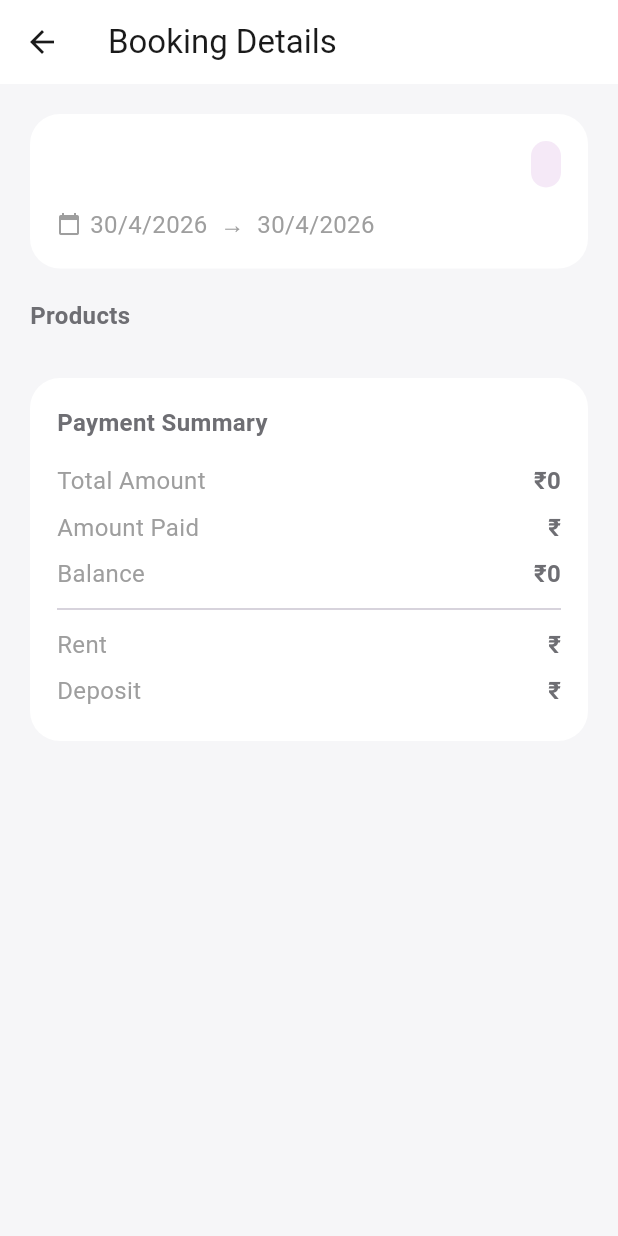
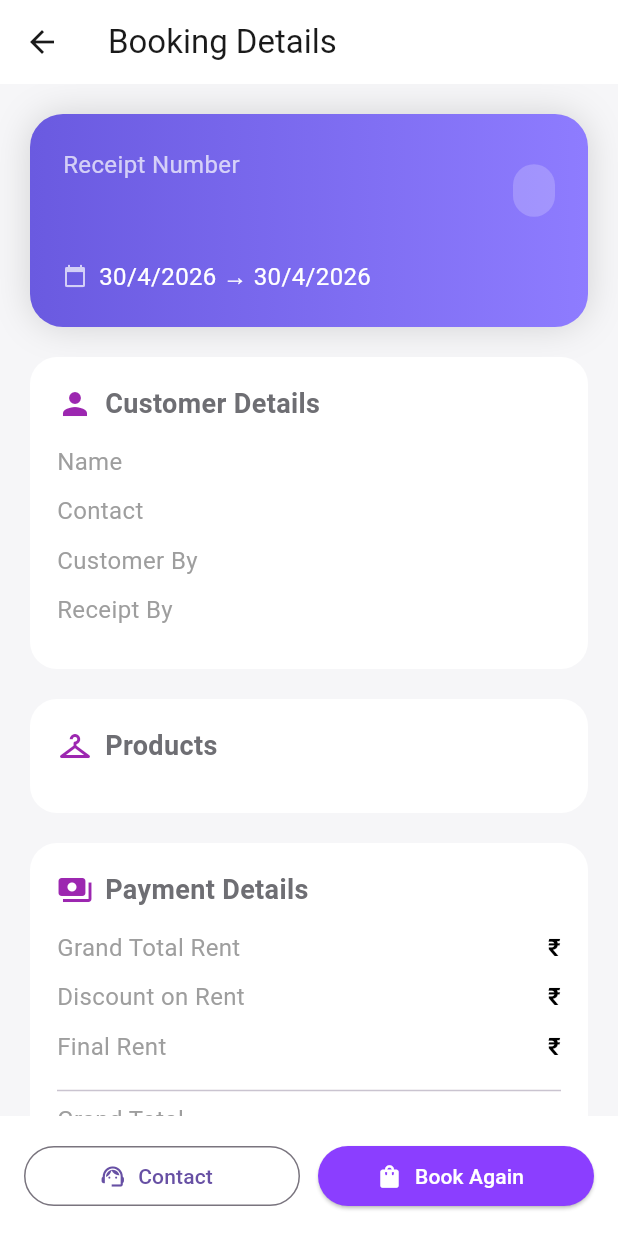
Before and after one commit to Vaibhavugile/BOREZYCUSYTOMERAPP, a Flutter app: the BookingDetailsScreen screen opened directly with empty values, on a phone screen of 412 x 824 dp. Run offline on Flutter 3.47's test engine with Material 3 defaults, Android fonts, the light colour scheme and no system bars; our stand-ins replace cached_network_image, carousel_slider, cloud_firestore, firebase_auth, firebase_core, flutter_animate and 3 more; accounts and stored records are empty.

Commit message:
updaated bookinddetailsscreen also

```diff
--- a/lib/screens/BookingDetailsScreen.dart
+++ b/lib/screens/BookingDetailsScreen.dart
@@ -1,32 +1,29 @@
 import 'package:flutter/material.dart';
 import 'package:cloud_firestore/cloud_firestore.dart';
+import 'package:url_launcher/url_launcher.dart';
 
 class BookingDetailsScreen extends StatelessWidget {
-
-  final Map<String,dynamic> booking;
+final Map<String, dynamic> booking;
 
 const BookingDetailsScreen({
 super.key,
 required this.booking,
 });
 
-  String formatDate(DateTime date){
+String formatDate(DateTime date) {
 return "${date.day}/${date.month}/${date.year}";
 }
 
 @override
-  Widget build(BuildContext context){
+Widget build(BuildContext context) {
+final products = booking["products"] ?? [];
+final payment = booking;
 
-    final products = booking["products"] ?? [];
 
-    final pickup =
-        (booking["pickupDate"] as Timestamp).toDate();
-
-    final returnDate =
-        (booking["returnDate"] as Timestamp).toDate();
+final pickup = (booking["pickupDate"] as Timestamp).toDate();
+final returnDate = (booking["returnDate"] as Timestamp).toDate();
 
 return Scaffold(
-
   backgroundColor: const Color(0xFFF6F6F8),
 
   appBar: AppBar(
@@ -35,19 +32,87 @@ class BookingDetailsScreen extends StatelessWidget {
     elevation: 0,
   ),
 
+  bottomNavigationBar: _bottomActions(),
+
   body: ListView(
-
     padding: const EdgeInsets.all(20),
-
     children: [
 
+      _receiptHeader(pickup, returnDate),
+
+      const SizedBox(height:20),
+
+      _customerCard(),
+
+      const SizedBox(height:20),
+
+      _productSection(products),
+
+      const SizedBox(height:20),
+
+      _paymentDetails(payment),
+
+      const SizedBox(height:20),
+
+      _paymentHistory(),
+
+      const SizedBox(height:20),
+
+      _accountSummary(payment),
+
+      const SizedBox(height:20),
+
+      if((booking["specialNote"] ?? "").toString().isNotEmpty)
+        _noteSection(),
+
+      const SizedBox(height:20),
+
+      _helpSection(),
+
+      const SizedBox(height:40)
+
+    ],
+  ),
+);
+
+
+}
+
 /// RECEIPT HEADER
-          Container(
-            padding: const EdgeInsets.all(18),
+Widget _receiptHeader(DateTime pickup, DateTime returnDate) {
+
+
+Color stageColor;
+
+switch(booking["bookingStage"]){
+  case "successful":
+    stageColor = Colors.green;
+    break;
+  case "pickupPending":
+    stageColor = Colors.orange;
+    break;
+  case "returnPending":
+    stageColor = Colors.blue;
+    break;
+  default:
+    stageColor = Colors.purple;
+}
+
+return Container(
+  padding: const EdgeInsets.all(22),
   decoration: BoxDecoration(
-              color: Colors.white,
-              borderRadius: BorderRadius.circular(20),
+    gradient: const LinearGradient(
+      colors: [Color(0xFF6A5AE0), Color(0xFF8E7CFF)],
     ),
+    borderRadius: BorderRadius.circular(22),
+    boxShadow: [
+      BoxShadow(
+        color: Colors.black.withOpacity(.15),
+        blurRadius: 20,
+      )
+    ],
+  ),
+
   child: Column(
     crossAxisAlignment: CrossAxisAlignment.start,
     children: [
@@ -56,66 +121,252 @@ class BookingDetailsScreen extends StatelessWidget {
         mainAxisAlignment: MainAxisAlignment.spaceBetween,
         children: [
 
+          Column(
+            crossAxisAlignment: CrossAxisAlignment.start,
+            children: [
+
+              const Text(
+                "Receipt Number",
+                style: TextStyle(color: Colors.white70),
+              ),
+
+              const SizedBox(height:4),
+
               Text(
                 booking["receiptNumber"],
                 style: const TextStyle(
-                        fontSize:18,
+                  color: Colors.white,
+                  fontSize: 22,
                   fontWeight: FontWeight.bold,
                 ),
               ),
 
+            ],
+          ),
+
           Container(
             padding: const EdgeInsets.symmetric(
-                          horizontal:10,vertical:4),
+                horizontal: 14, vertical: 6),
             decoration: BoxDecoration(
-                        color: Colors.purple.withOpacity(.1),
+              color: Colors.white.withOpacity(.2),
               borderRadius: BorderRadius.circular(20),
             ),
             child: Text(
-                        booking["bookingStage"],
+              booking["bookingStage"].toString().toUpperCase(),
               style: const TextStyle(
-                          color: Colors.purple,
-                          fontWeight: FontWeight.w600,
+                color: Colors.white,
+                fontWeight: FontWeight.bold,
               ),
             ),
           )
+
         ],
       ),
 
-                const SizedBox(height:12),
+      const SizedBox(height:16),
 
       Row(
         children: [
 
-                    const Icon(Icons.calendar_today,size:16,color: Colors.grey),
+          const Icon(Icons.calendar_today,
+              color: Colors.white70, size:16),
 
-                    const SizedBox(width:6),
+          const SizedBox(width:8),
 
           Text(
-                      "${formatDate(pickup)}  →  ${formatDate(returnDate)}",
-                      style: const TextStyle(color: Colors.grey),
+            "${formatDate(pickup)} → ${formatDate(returnDate)}",
+            style: const TextStyle(color: Colors.white),
           )
+
         ],
       )
 
     ],
   ),
+);
+
+
+}
+
+/// CUSTOMER CARD
+Widget _customerCard(){
+
+
+return _cardWrapper(
+
+  Column(
+    crossAxisAlignment: CrossAxisAlignment.start,
+    children: [
+
+      const _sectionTitle("Customer Details", Icons.person),
+
+      const SizedBox(height:14),
+
+      _infoRow("Name", booking["clientName"]),
+      _infoRow("Contact", booking["contact"]),
+      _infoRow("Customer By", booking["customerBy"]),
+      _infoRow("Receipt By", booking["receiptBy"]),
+
+    ],
+  ),
+);
+
+
+}
+
+/// PRODUCTS
+Widget _productSection(List products){
+
+
+return _cardWrapper(
+
+  Column(
+    crossAxisAlignment: CrossAxisAlignment.start,
+    children: [
+
+      const _sectionTitle("Products", Icons.checkroom),
+
+      const SizedBox(height:14),
+
+      ...products.map((p){
+
+        return Container(
+
+          margin: const EdgeInsets.only(bottom:14),
+
+          decoration: BoxDecoration(
+            color: Colors.white,
+            borderRadius: BorderRadius.circular(18),
+            boxShadow: [
+              BoxShadow(
+                blurRadius: 10,
+                color: Colors.black.withOpacity(.08),
+              )
+            ],
           ),
 
-          const SizedBox(height:20),
+          child: ListTile(
 
-          /// PRODUCTS
-          const Text(
-            "Products",
-            style: TextStyle(
+            leading: ClipRRect(
+              borderRadius: BorderRadius.circular(10),
+              child: Image.network(
+                p["imageUrl"],
+                width:60,
+                height:80,
+                fit: BoxFit.cover,
+              ),
+            ),
+
+            title: Text(
+              p["productName"],
+              style: const TextStyle(fontWeight: FontWeight.bold),
+            ),
+
+            subtitle: Column(
+              crossAxisAlignment: CrossAxisAlignment.start,
+              children: [
+                Text("Code: ${p["productCode"]}"),
+                Text("Qty: ${p["quantity"]}")
+              ],
+            ),
+
+            trailing: Text(
+              "₹${p["price"]}",
+              style: const TextStyle(
                 fontWeight: FontWeight.bold,
                 fontSize:16,
               ),
             ),
 
-          const SizedBox(height:10),
+          ),
 
-          ...products.map((p){
+        );
+
+      })
+
+    ],
+  ),
+);
+
+
+}
+
+/// PAYMENT DETAILS
+Widget _paymentDetails(Map payment){
+
+
+return _cardWrapper(
+
+  Column(
+    crossAxisAlignment: CrossAxisAlignment.start,
+    children: [
+
+      const _sectionTitle("Payment Details", Icons.payments),
+
+      const SizedBox(height:14),
+
+      _infoRow("Grand Total Rent","₹${payment["grandTotalRent"]}"),
+      _infoRow("Discount on Rent","₹${payment["discountOnRent"]}"),
+      _infoRow("Final Rent","₹${payment["finalRent"]}"),
+
+      const Divider(),
+
+      _infoRow("Grand Total Deposit","₹${payment["grandTotalDeposit"]}"),
+      _infoRow("Final Deposit","₹${payment["finalDeposit"]}"),
+
+      const Divider(),
+
+      _infoRow("Amount Paid","₹${payment["amountPaid"]}",color: Colors.green),
+      _infoRow("Balance","₹${payment["balance"]}",color: Colors.red),
+
+    ],
+  ),
+);
+
+
+}
+
+/// PAYMENT HISTORY
+Widget _paymentHistory(){
+
+
+return StreamBuilder(
+
+  stream: FirebaseFirestore.instance
+      .collection("branches")
+      .doc(booking["branchCode"])
+      .collection("payments")
+      .doc(booking["receiptNumber"])
+      .collection("transactions")
+      .orderBy("createdAt",descending:true)
+      .snapshots(),
+
+  builder:(context,snapshot){
+
+    if(!snapshot.hasData){
+      return const Center(child:CircularProgressIndicator());
+    }
+
+    final docs = snapshot.data!.docs;
+
+    if(docs.isEmpty){
+      return const Text("No payments recorded");
+    }
+
+    return _cardWrapper(
+
+      Column(
+        crossAxisAlignment: CrossAxisAlignment.start,
+        children:[
+
+          const _sectionTitle("Payment History", Icons.history),
+
+          const SizedBox(height:14),
+
+          ...docs.map((doc){
+
+            final data = doc.data() as Map<String,dynamic>;
+            bool isRefund = data["type"] == "depositReturn";
 
             return Container(
 
@@ -124,21 +375,22 @@ class BookingDetailsScreen extends StatelessWidget {
               padding: const EdgeInsets.all(14),
 
               decoration: BoxDecoration(
-                color: Colors.white,
-                borderRadius: BorderRadius.circular(16),
+                color: Colors.grey.shade50,
+                borderRadius: BorderRadius.circular(14),
               ),
 
               child: Row(
 
                 children: [
 
-                  ClipRRect(
-                    borderRadius: BorderRadius.circular(10),
-                    child: Image.network(
-                      p["imageUrl"],
-                      width:60,
-                      height:80,
-                      fit: BoxFit.cover,
+                  CircleAvatar(
+                    backgroundColor:
+                    isRefund
+                        ? Colors.red.withOpacity(.2)
+                        : Colors.green.withOpacity(.2),
+                    child: Icon(
+                      isRefund ? Icons.undo : Icons.payments,
+                      color: isRefund ? Colors.red : Colors.green,
                     ),
                   ),
 
@@ -150,39 +402,169 @@ class BookingDetailsScreen extends StatelessWidget {
                       children: [
 
                         Text(
-                          p["productName"],
+                          isRefund
+                              ? "Deposit Refunded"
+                              : "Payment ${data["paymentNumber"]}",
                           style: const TextStyle(
-                            fontWeight: FontWeight.w600,
-                          ),
+                              fontWeight: FontWeight.bold),
                         ),
 
-                        const SizedBox(height:4),
+                        Text(data["mode"] ?? "")
 
-                        Text(
-                          "Code: ${p["productCode"]}",
-                          style: const TextStyle(
-                            color: Colors.grey,
-                            fontSize:13,
-                          ),
-                        ),
-
-                        const SizedBox(height:4),
-
-                        Text(
-                          "Qty: ${p["quantity"]}",
-                          style: const TextStyle(
-                            color: Colors.grey,
-                            fontSize:13,
-                          ),
-                        ),
                       ],
                     ),
                   ),
 
                   Text(
-                    "₹${p["price"]}",
-                    style: const TextStyle(
+                    "₹${data["amount"]}",
+                    style: TextStyle(
                       fontWeight: FontWeight.bold,
+                      color: isRefund ? Colors.red : Colors.green,
+                    ),
+                  )
+
+                ],
+              ),
+
+            );
+
+          })
+
+        ],
+      ),
+    );
+  },
+);
+
+
+}
+
+/// ACCOUNT SUMMARY
+Widget _accountSummary(Map payment){
+
+
+return _cardWrapper(
+
+  Column(
+    crossAxisAlignment: CrossAxisAlignment.start,
+    children: [
+
+      const _sectionTitle("Account Summary", Icons.account_balance),
+
+      const SizedBox(height:14),
+
+      _infoRow("Total Rent","₹${payment["finalRent"]}"),
+      _infoRow("Rent Collected","₹${payment["rentCollected"]}"),
+      _infoRow("Rent Pending","₹${payment["rentPending"]}"),
+
+      const Divider(),
+
+      _infoRow("Total Deposit","₹${payment["finalDeposit"]}"),
+      _infoRow("Deposit Returned","₹${payment["depositReturned"]}"),
+      _infoRow("Deposit With You","₹${payment["depositWithYou"]}"),
+
+    ],
+  ),
+);
+
+
+}
+
+Widget _noteSection(){
+
+
+return _cardWrapper(
+
+  Column(
+    crossAxisAlignment: CrossAxisAlignment.start,
+    children: [
+
+      const _sectionTitle("Special Note", Icons.note),
+
+      const SizedBox(height:8),
+
+      Text(booking["specialNote"])
+
+    ],
+  ),
+);
+
+
+}
+
+Widget _helpSection(){
+
+
+return _cardWrapper(
+
+  Column(
+    crossAxisAlignment: CrossAxisAlignment.start,
+    children: [
+
+      const _sectionTitle("Need Help?", Icons.support_agent),
+
+      const SizedBox(height:12),
+
+      Row(
+        children: [
+
+          Expanded(
+            child: ElevatedButton.icon(
+              icon: const Icon(Icons.message),
+              label: const Text("WhatsApp"),
+              onPressed: (){
+                launchUrl(Uri.parse("https://wa.me/919999999999"));
+              },
+            ),
+          ),
+
+          const SizedBox(width:12),
+
+          Expanded(
+            child: OutlinedButton.icon(
+              icon: const Icon(Icons.phone),
+              label: const Text("Call"),
+              onPressed: (){
+                launchUrl(Uri.parse("tel:+919999999999"));
+              },
+            ),
+          ),
+
+        ],
+      )
+
+    ],
+  ),
+);
+
+
+}
+
+Widget _bottomActions(){
+
+
+return Container(
+  padding: const EdgeInsets.all(16),
+  color: Colors.white,
+
+  child: Row(
+    children: [
+
+      Expanded(
+        child: OutlinedButton.icon(
+          icon: const Icon(Icons.support_agent),
+          label: const Text("Contact"),
+          onPressed: (){},
+        ),
+      ),
+
+      const SizedBox(width:12),
+
+      Expanded(
+        child: ElevatedButton.icon(
+          icon: const Icon(Icons.shopping_bag),
+          label: const Text("Book Again"),
+          onPressed: (){},
         ),
       )
 
@@ -190,91 +572,90 @@ class BookingDetailsScreen extends StatelessWidget {
   ),
 );
 
-          }),
 
-          const SizedBox(height:20),
+}
 
-          /// PAYMENT SUMMARY
-          Container(
+Widget _cardWrapper(Widget child){
+
+
+return Container(
   padding: const EdgeInsets.all(18),
   decoration: BoxDecoration(
     color: Colors.white,
-              borderRadius: BorderRadius.circular(20),
+    borderRadius: BorderRadius.circular(18),
   ),
-            child: Column(
-              crossAxisAlignment: CrossAxisAlignment.start,
+  child: child,
+);
+
+
+}
+
+Widget _infoRow(String label,dynamic value,{Color? color}){
+
+
+return Padding(
+  padding: const EdgeInsets.only(bottom:10),
+
+  child: Row(
     children: [
 
-                const Text(
-                  "Payment Summary",
-                  style: TextStyle(
-                    fontWeight: FontWeight.bold,
-                    fontSize:16,
+      Expanded(
+        flex:4,
+        child: Text(
+          label,
+          style: const TextStyle(color: Colors.grey),
         ),
       ),
 
-                const SizedBox(height:12),
-
-                infoRow("Total Amount","₹${booking["totalAmount"]}"),
-                infoRow("Amount Paid","₹${booking["amountPaid"]}"),
-                infoRow("Balance","₹${booking["balance"]}"),
-
-                const Divider(),
-
-                infoRow("Rent","₹${booking["finalRent"]}"),
-                infoRow("Deposit","₹${booking["finalDeposit"]}"),
-
-              ],
+      Expanded(
+        flex:6,
+        child: Text(
+          value?.toString() ?? "-",
+          textAlign: TextAlign.right,
+          style: TextStyle(
+            fontWeight: FontWeight.w600,
+            color: color ?? Colors.black,
           ),
         ),
-
-          const SizedBox(height:20),
-
-          /// NOTE
-          if((booking["specialNote"] ?? "").toString().isNotEmpty)
-          Container(
-            padding: const EdgeInsets.all(18),
-            decoration: BoxDecoration(
-              color: Colors.white,
-              borderRadius: BorderRadius.circular(20),
-            ),
-            child: Column(
-              crossAxisAlignment: CrossAxisAlignment.start,
-              children: [
-
-                const Text(
-                  "Special Note",
-                  style: TextStyle(
-                    fontWeight: FontWeight.bold,
-                  ),
-                ),
-
-                const SizedBox(height:6),
-
-                Text(booking["specialNote"])
-
-              ],
-            ),
-          ),
-
-          const SizedBox(height:30),
+      )
 
     ],
   ),
 );
+
+
+}
 }
 
-  Widget infoRow(String label,String value){
+class _sectionTitle extends StatelessWidget {
 
-    return Padding(
-      padding: const EdgeInsets.symmetric(vertical:4),
-      child: Row(
-        mainAxisAlignment: MainAxisAlignment.spaceBetween,
+final String title;
+final IconData icon;
+
+const _sectionTitle(this.title,this.icon);
+
+@override
+Widget build(BuildContext context){
+
+
+return Row(
   children: [
-          Text(label,style: const TextStyle(color: Colors.grey)),
-          Text(value,style: const TextStyle(fontWeight: FontWeight.bold))
+
+    Icon(icon,color: Colors.purple),
+
+    const SizedBox(width:8),
+
+    Text(
+      title,
+      style: const TextStyle(
+        fontSize:18,
+        fontWeight: FontWeight.bold,
+      ),
+    )
+
   ],
-      ),
 );
+
+
 }
 }
--- a/pubspec.yaml
+++ b/pubspec.yaml
@@ -44,6 +44,7 @@ dependencies:
   shimmer: ^3.0.0
   flutter_animate: ^4.5.0
   flutter_staggered_grid_view: ^0.7.0
+  url_launcher: ^6.3.0
   # The following adds the Cupertino Icons font to your application.
   # Use with the CupertinoIcons class for iOS style icons.
   cupertino_icons: ^1.0.8
```
Also changed, not shown: pubspec.lock, 5 other files. Lines whose indentation alone changed are shown as unchanged.
